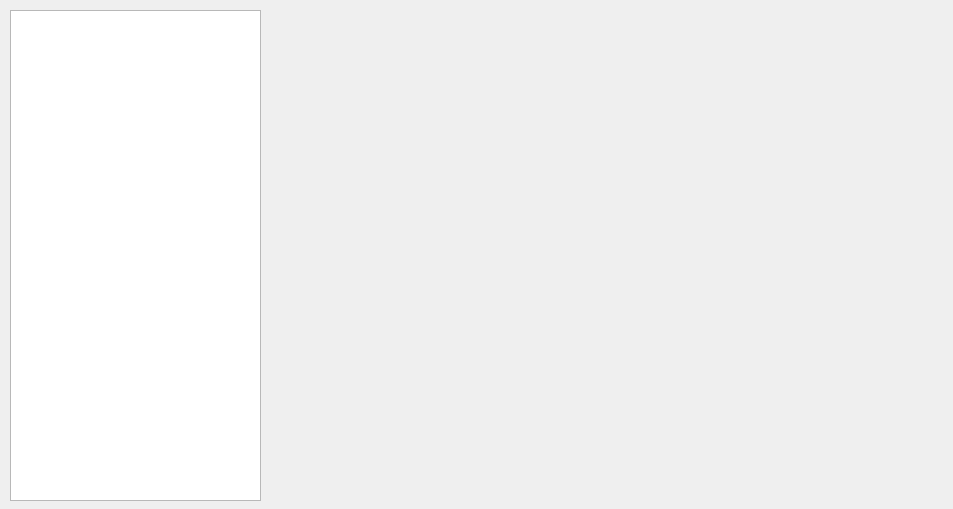
Before: the Qt Designer form UI/StonksMainWindow.ui in ShinokuS/StonksApp, drawn with Qt 5.
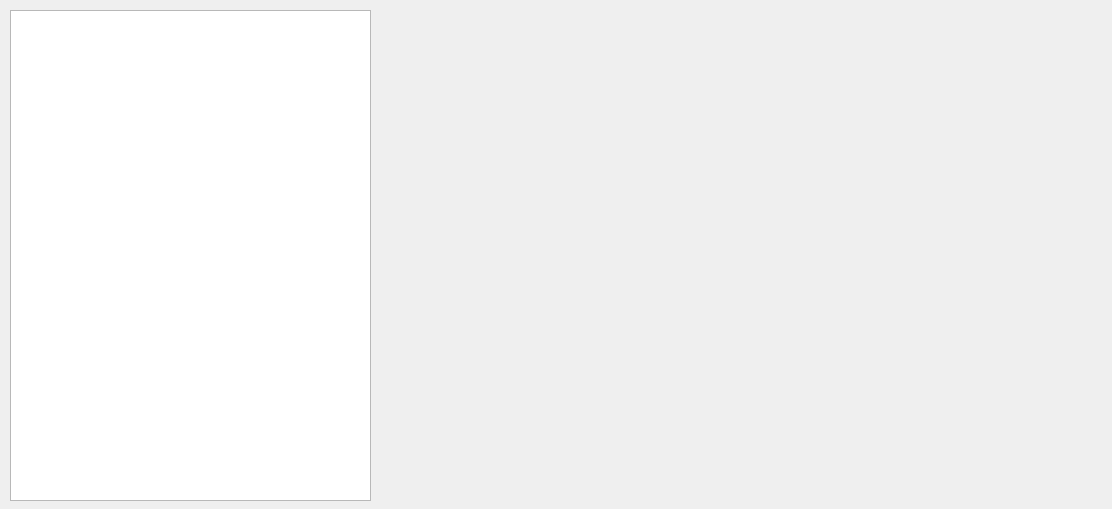
After: the same form once the commit is applied.

The edit to the form file:
```diff
--- a/UI/StonksMainWindow.ui
+++ b/UI/StonksMainWindow.ui
@@ -6,7 +6,7 @@
    <rect>
     <x>0</x>
     <y>0</y>
-    <width>953</width>
+    <width>1112</width>
     <height>509</height>
    </rect>
   </property>
@@ -19,7 +19,7 @@
      <rect>
       <x>10</x>
       <y>10</y>
-      <width>251</width>
+      <width>361</width>
       <height>491</height>
      </rect>
     </property>
@@ -27,9 +27,9 @@
    <widget class="QWidget" name="graphWidget" native="true">
     <property name="geometry">
      <rect>
-      <x>270</x>
+      <x>380</x>
       <y>10</y>
-      <width>671</width>
+      <width>721</width>
       <height>491</height>
      </rect>
     </property>
```
